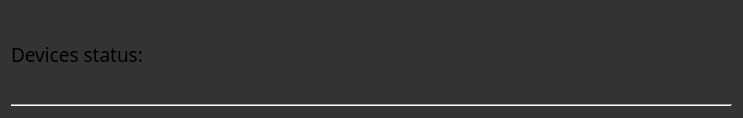
Qt form multibench/widgets/groupstatusdialog.ui (IlyaZh/Maiman-MCBS) before a commit.
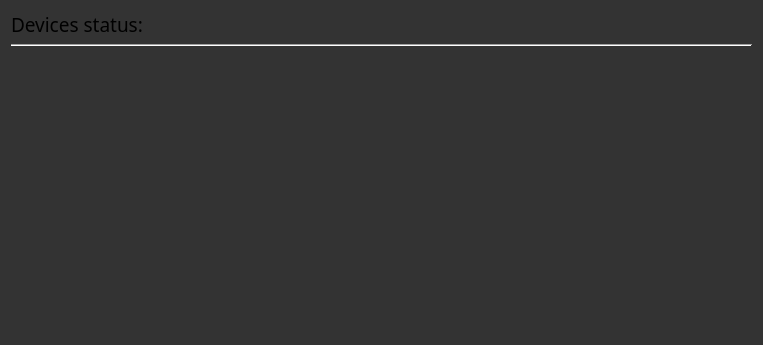
The same form after that commit.

Commit message: фикс дизайна статуса группы

Patch:
```diff
--- a/multibench/widgets/groupstatusdialog.ui
+++ b/multibench/widgets/groupstatusdialog.ui
@@ -6,8 +6,8 @@
    <rect>
     <x>0</x>
     <y>0</y>
-    <width>743</width>
-    <height>118</height>
+    <width>763</width>
+    <height>345</height>
    </rect>
   </property>
   <property name="windowTitle">
@@ -33,6 +33,12 @@
   <layout class="QVBoxLayout" name="verticalLayout">
    <item>
     <widget class="QLabel" name="label">
+     <property name="sizePolicy">
+      <sizepolicy hsizetype="Preferred" vsizetype="Fixed">
+       <horstretch>0</horstretch>
+       <verstretch>0</verstretch>
+      </sizepolicy>
+     </property>
      <property name="font">
       <font>
        <family>Share Tech Mono</family>
@@ -57,7 +63,38 @@
     </widget>
    </item>
    <item>
-    <layout class="QVBoxLayout" name="devicesLayout"/>
+    <widget class="QScrollArea" name="scrollArea">
+     <property name="styleSheet">
+      <string notr="true">
+</string>
+     </property>
+     <property name="frameShape">
+      <enum>QFrame::NoFrame</enum>
+     </property>
+     <property name="frameShadow">
+      <enum>QFrame::Sunken</enum>
+     </property>
+     <property name="lineWidth">
+      <number>1</number>
+     </property>
+     <property name="widgetResizable">
+      <bool>true</bool>
+     </property>
+     <widget class="QWidget" name="scrollAreaWidget">
+      <property name="geometry">
+       <rect>
+        <x>0</x>
+        <y>0</y>
+        <width>745</width>
+        <height>290</height>
+       </rect>
+      </property>
+      <property name="styleSheet">
+       <string notr="true">background: rgb(51,51,51);
+</string>
+      </property>
+     </widget>
+    </widget>
    </item>
   </layout>
  </widget>
```
The commit also changes 4 other files.
